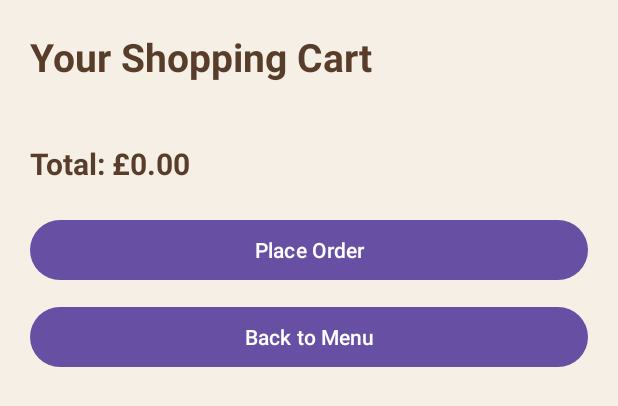
After one commit to elliottchij-byte/Cafe-work, an Android app: the layout activity_cart.xml on its own in the app's theme, with its tools: preview values and no code run, on a phone screen of 412 x 824 dp. The commit adds this screen. Shown: the top 406 px of the screen. Run offline under Robolectric (Android 15) with nearby library versions, the phone set to English and light mode, and no system bars.

Commit message:
ive now added the ability to place an order, and edit the orders in the user's cart page, i also added a button to take the user from the cart page back to the main menu

```diff
--- /dev/null
+++ b/app/src/main/res/layout/activity_cart.xml
@@ -0,0 +1,51 @@
+
+
+
+<LinearLayout
+    xmlns:android="http://schemas.android.com/apk/res/android"
+    android:layout_width="match_parent"
+    android:layout_height="match_parent"
+    android:orientation="vertical"
+    android:padding="20dp"
+    android:background="@color/cream">
+
+    <TextView
+        android:layout_width="wrap_content"
+        android:layout_height="wrap_content"
+        android:text="@string/cart_title"
+        android:textSize="26sp"
+        android:textStyle="bold"
+        android:textColor="@color/dark_brown"
+        android:layout_marginBottom="20dp" />
+
+    <LinearLayout
+        android:id="@+id/cartItemsContainer"
+        android:layout_width="match_parent"
+        android:layout_height="wrap_content"
+        android:orientation="vertical">
+
+    </LinearLayout>
+
+    <TextView
+        android:id="@+id/cartTotalText"
+        android:layout_width="match_parent"
+        android:layout_height="wrap_content"
+        android:text="@string/cart_total"
+        android:textSize="20sp"
+        android:textStyle="bold"
+        android:textColor="@color/dark_brown"
+        android:layout_marginTop="20dp" />
+    <Button
+        android:id="@+id/placeOrderButton"
+        android:layout_width="match_parent"
+        android:layout_height="wrap_content"
+        android:layout_marginTop="20dp"
+        android:text="@string/place_order" />
+    <Button
+        android:id="@+id/backToMenuButton"
+        android:layout_width="match_parent"
+        android:layout_height="wrap_content"
+        android:layout_marginTop="10dp"
+        android:text="@string/back_to_menu" />
+
+</LinearLayout>
--- a/app/src/main/res/values/strings.xml
+++ b/app/src/main/res/values/strings.xml
@@ -34,4 +34,12 @@
     <string name="view_cart">View Shopping Cart</string>
     <string name="cart_item_line">%1$s x%2$d - £%3$.2f</string>
     <string name="cart_total_amount">Total: £%1$.2f</string>
+    <string name="quantity_text">Quantity: %1$d</string>
+    <string name="minus">-</string>
+    <string name="plus">+</string>
+    <string name="remove">Remove</string>
+    <string name="cart_item_name_price">%1$s - £%2$.2f</string>
+    <string name="place_order">Place Order</string>
+    <string name="back_to_menu">Back to Menu</string>
+
 </resources>
```
Also changed, not shown: app/src/main/java/com/example/myapplication/CartActivity.kt (+101 -12 lines), app/src/main/java/com/example/myapplication/CartManager.kt (added, +38 -0 lines), app/src/main/java/com/example/myapplication/OrderManager.kt (added, +34 -0 lines), 1 other file.
